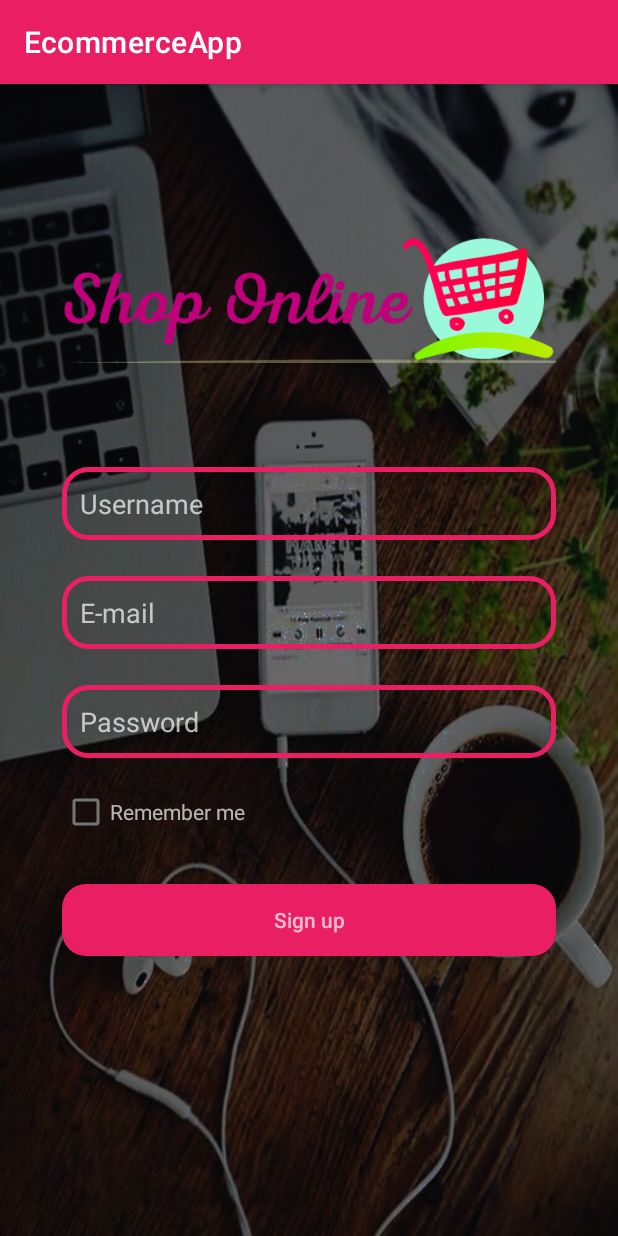
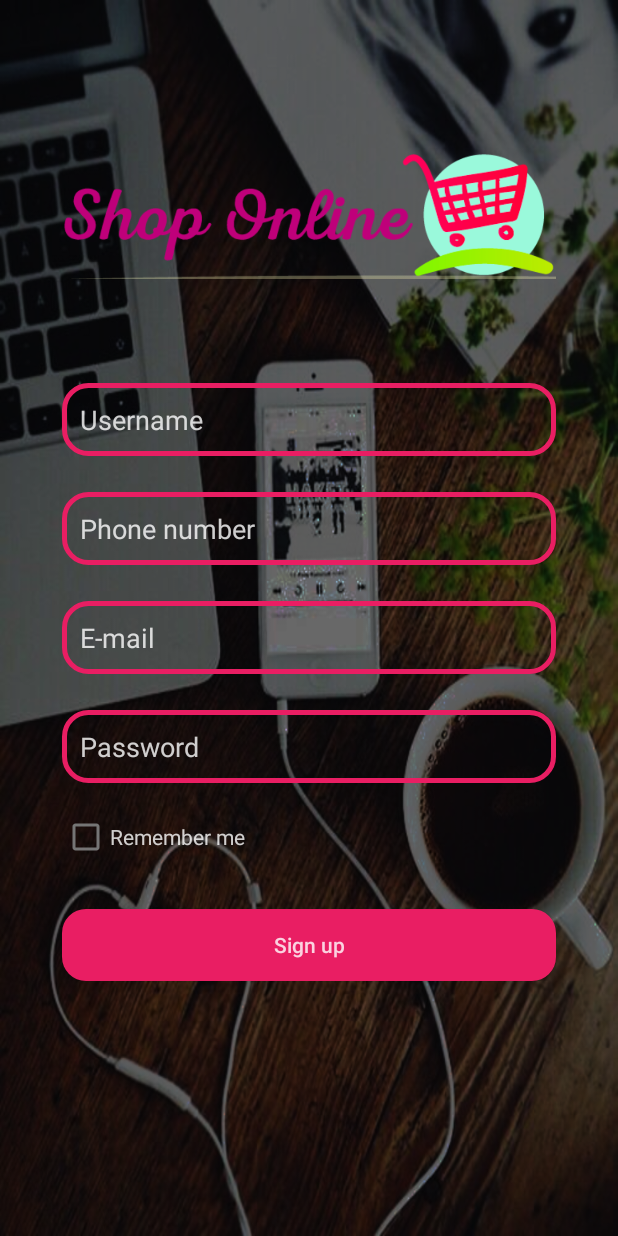
Before and after one commit to abdullahMustafa2000/Ecommerceapp, an Android app: the SignUpActivity screen opened directly, with no data from a screen before it, on a phone screen of 412 x 824 dp. Run offline under Robolectric (Android 15) with nearby library versions, the phone set to English and light mode, and no system bars; our stand-ins replace Firebase (no records; nobody signed in at launch, a user with empty details on screens opened directly); libraries missing offline, so code that uses them is left out: com.rey.material; plain views replace CheckBox; 1 statement that could not run was skipped.

```diff
--- a/app/src/main/AndroidManifest.xml
+++ b/app/src/main/AndroidManifest.xml
@@ -9,7 +9,7 @@
         android:roundIcon="@mipmap/ic_launcher_round"
         android:supportsRtl="true"
         android:theme="@style/Theme.EcommerceApp">
-        <activity android:name=".ui.signup.SignUpActivity"></activity>
+        <activity android:name=".ui.signup.SignUpActivity" />
         <activity android:name=".ui.login.LoginActivity" />
         <activity android:name=".ui.main.MainActivity">
             <intent-filter>
--- a/app/src/main/java/com/shopping/ecommerceapp/ui/signup/SignUpActivity.java
+++ b/app/src/main/java/com/shopping/ecommerceapp/ui/signup/SignUpActivity.java
@@ -1,16 +1,121 @@
 package com.shopping.ecommerceapp.ui.signup;
 
+
 import androidx.appcompat.app.AppCompatActivity;
+import androidx.appcompat.widget.AppCompatButton;
 
+import androidx.lifecycle.ViewModelProvider;
+
+import android.app.ProgressDialog;
+import android.content.Intent;
 import android.os.Bundle;
+import android.text.TextUtils;
+import android.util.Pair;
+import android.widget.EditText;
+import android.widget.Toast;
 
+
+import com.google.android.gms.tasks.Task;
+
+import com.google.firebase.database.DatabaseError;
+import com.rey.material.widget.CheckBox;
 import com.shopping.ecommerceapp.R;
+import com.shopping.ecommerceapp.ui.login.LoginActivity;
+import com.shopping.ecommerceapp.ui.main.MainActivity;
+import com.shopping.ecommerceapp.modules.UserModule;
 
 public class SignUpActivity extends AppCompatActivity {
 
+    EditText usernameEt, emailEt, passwordEt, phoneEt;
+    CheckBox rememberMeCb;
+    AppCompatButton signUpBtn;
+    ProgressDialog loadingBar;
+    SignUpViewModel signUpViewModel;
     @Override
     protected void onCreate(Bundle savedInstanceState) {
         super.onCreate(savedInstanceState);
         setContentView(R.layout.activity_sign_up);
+        initView();
+        initViewModel();
+        clicks();
+    }
+
+    private void initViewModel() {
+        signUpViewModel = new ViewModelProvider(this).get(SignUpViewModel.class);
+    }
+
+    private void clicks() {
+        signUpBtn.setOnClickListener(view -> createAccount());
+    }
+
+    private void createAccount() {
+        String username, email, password, phone;
+        username = usernameEt.getText().toString();
+        email = emailEt.getText().toString();
+        password = passwordEt.getText().toString();
+        phone = phoneEt.getText().toString();
+        if (inputIsOk(username, email, password)) {
+            showProgressBar();
+            validEmail(phone, username, email, password);
+        } else {
+            Toast.makeText(this, getString(R.string.fill_all_feilds), Toast.LENGTH_SHORT).show();
+        }
+    }
+
+    private void showProgressBar() {
+        loadingBar.setTitle(R.string.creating_your_acc);
+        loadingBar.setMessage(getString(R.string.wait_message));
+        loadingBar.setCanceledOnTouchOutside(false);
+        loadingBar.show();
+    }
+
+    private boolean inputIsOk(String username, String email, String password) {
+        return (!TextUtils.isEmpty(username) && !TextUtils.isEmpty(email) && !TextUtils.isEmpty(password));
+    }
+
+    private void validEmail(String phone, String username, String email, String password) {
+        UserModule userModule = new UserModule(phone, username, email, password);
+        signUpViewModel.createAccount(userModule).observe(this, this::onResult);
+    }
+
+    private void initView() {
+        usernameEt = findViewById(R.id.name_et);
+        passwordEt = findViewById(R.id.su_password_et);
+        emailEt = findViewById(R.id.su_email_et);
+        phoneEt = findViewById(R.id.phone_et);
+        signUpBtn = findViewById(R.id.sign_up_btn);
+        rememberMeCb = findViewById(R.id.su_remember_me_btn);
+        loadingBar = new ProgressDialog(this);
+    }
+
+    private void showToast(String message) {
+        Toast.makeText(this, message, Toast.LENGTH_SHORT).show();
+    }
+
+    private void startNewActivity(Class<?> activity) {
+        startActivity(new Intent(this, activity));
+    }
+
+    private void onResult(Pair<Task<Void>, DatabaseError> resultPair) {
+        if (resultPair.first != null && resultPair.second == null) {
+            // task is successful (OnComplete)
+            showToast(getString(R.string.email_created));
+            loadingBar.dismiss();
+            startNewActivity(LoginActivity.class);
+
+        } else if (resultPair.first == null && resultPair.second == null) {
+            // user phone is exists (isExists)
+            showToast(getString(R.string.phone_is_exists));
+            loadingBar.dismiss();
+        } else if (resultPair.first == null && resultPair.second != null) {
+            // error in network or anything else (OnCanceled)
+            if (resultPair.second.getMessage().contains("internet")) {
+                showToast(getString(R.string.check_internet));
+            } else {
+                showToast(getString(R.string.something_wrong));
+            }
+            startNewActivity(MainActivity.class);
+            loadingBar.dismiss();
+        }
     }
 }
--- a/app/src/main/res/layout/activity_main.xml
+++ b/app/src/main/res/layout/activity_main.xml
@@ -45,6 +45,7 @@
         android:layout_marginBottom="24dp"
         android:background="@drawable/design_btn_bg"
         android:textColor="@color/white"
+        android:textAllCaps="false"
         android:text="@string/have_an_account"/>
 
 
--- a/app/src/main/res/layout/activity_sign_up.xml
+++ b/app/src/main/res/layout/activity_sign_up.xml
@@ -29,7 +29,6 @@
         app:layout_constraintWidth_percent=".8"
         android:layout_marginTop="32dp">
 
-
         <EditText
             android:id="@+id/name_et"
             android:layout_width="match_parent"
@@ -41,30 +40,44 @@
             android:textAllCaps="false"
             android:textColorHint="@color/white"/>
         <EditText
-            android:id="@+id/email_et"
+            android:id="@+id/phone_et"
             android:layout_width="match_parent"
             android:layout_height="wrap_content"
             android:background="@drawable/design_input"
             android:padding="12dp"
+            android:inputType="phone"
+            android:textColor="@color/white"
+            android:hint="@string/phone_txt"
+            android:textAllCaps="false"
+            android:textColorHint="@color/white"
+            android:layout_marginTop="24dp"/>
+        <EditText
+            android:id="@+id/su_email_et"
+            android:layout_width="match_parent"
+            android:layout_height="wrap_content"
+            android:background="@drawable/design_input"
+            android:padding="12dp"
+            android:inputType="textEmailAddress"
             android:textColor="@color/white"
             android:hint="@string/email_txt"
             android:textAllCaps="false"
             android:textColorHint="@color/white"
             android:layout_marginTop="24dp"/>
         <EditText
-            android:id="@+id/password_et"
+            android:id="@+id/su_password_et"
             android:layout_width="match_parent"
             android:layout_height="wrap_content"
             android:background="@drawable/design_input"
             android:padding="12dp"
             android:textColor="@color/white"
             android:hint="@string/password_txt"
+            android:inputType="textPassword"
             android:textAllCaps="false"
             android:textColorHint="@color/white"
             android:layout_marginTop="24dp"/>
 
         <com.rey.material.widget.CheckBox
-            android:id="@+id/sign_up_remember_me_btn"
+            android:id="@+id/su_remember_me_btn"
             android:layout_width="wrap_content"
             android:layout_height="wrap_content"
             style="@style/Material.Drawable.CheckBox"
--- a/app/src/main/res/values-night/themes.xml
+++ b/app/src/main/res/values-night/themes.xml
@@ -1,10 +1,10 @@
 <resources xmlns:tools="http://schemas.android.com/tools">
     <!-- Base application theme. -->
-    <style name="Theme.EcommerceApp" parent="Theme.MaterialComponents.DayNight.DarkActionBar">
+    <style name="Theme.EcommerceApp" parent="Theme.MaterialComponents.DayNight.NoActionBar">
         <!-- Primary brand color. -->
-        <item name="colorPrimary">@color/purple_200</item>
-        <item name="colorPrimaryVariant">@color/purple_700</item>
-        <item name="colorOnPrimary">@color/black</item>
+        <item name="colorPrimary">@color/colorPrimaryDark</item>
+        <item name="colorPrimaryVariant">@android:color/holo_red_light</item>
+        <item name="colorOnPrimary">@color/white</item>
         <!-- Secondary brand color. -->
         <item name="colorSecondary">@color/teal_200</item>
         <item name="colorSecondaryVariant">@color/teal_200</item>
--- a/app/src/main/res/values/colors.xml
+++ b/app/src/main/res/values/colors.xml
@@ -6,7 +6,7 @@
     <color name="teal_200">#FF03DAC5</color>
     <color name="teal_700">#FF018786</color>
     <color name="black">#FF000000</color>
-    <color name="white">#B2FFFFFF</color>
+    <color name="white">#CCFFFFFF</color>
 
 
     <color name="colorPrimaryDark">#E91E63</color>
--- a/app/src/main/res/values/strings.xml
+++ b/app/src/main/res/values/strings.xml
@@ -10,4 +10,12 @@
     <string name="sign_up_txt">Sign up</string>
     <string name="forgot_pass_txt">Forgot my password</string>
     <string name="im_admin_txt">Im an admin?</string>
+    <string name="fill_all_feilds">please fill all</string>
+    <string name="creating_your_acc">Creating account</string>
+    <string name="wait_message">Please wait</string>
+    <string name="phone_txt">Phone number</string>
+    <string name="phone_is_exists">This phone number already exists</string>
+    <string name="email_created">your email has been created successfully</string>
+    <string name="check_internet">Please check your internet connection and try again</string>
+    <string name="something_wrong">Unexpected error</string>
 </resources>
--- a/app/src/main/res/values/themes.xml
+++ b/app/src/main/res/values/themes.xml
@@ -1,6 +1,6 @@
 <resources xmlns:tools="http://schemas.android.com/tools">
     <!-- Base application theme. -->
-    <style name="Theme.EcommerceApp" parent="Theme.MaterialComponents.DayNight.DarkActionBar">
+    <style name="Theme.EcommerceApp" parent="Theme.MaterialComponents.DayNight.NoActionBar">
         <!-- Primary brand color. -->
         <item name="colorPrimary">@color/colorPrimaryDark</item>
         <item name="colorPrimaryVariant">@android:color/holo_red_light</item>
```
Also changed, not shown: app/build.gradle (+8 -0 lines), app/src/main/java/com/shopping/ecommerceapp/classes/Statics.java (added, +10 -0 lines), app/src/main/java/com/shopping/ecommerceapp/modules/UserModule.java (added, +54 -0 lines), app/src/main/java/com/shopping/ecommerceapp/ui/login/LoginActivity.java (+18 -0 lines), app/src/main/java/com/shopping/ecommerceapp/ui/signup/SignUpViewModel.java (added, +62 -0 lines), app/src/main/res/layout/activity_login.xml (+9 -5 lines).
